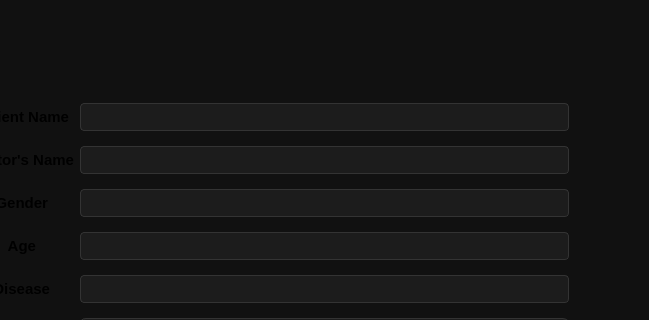
Above: addnormalpatient.ui from muhammadfuzailahmed/Clinic-Management-System before the change; both pictures show x 532 to 1181 and y 205 to 525 of the 1384 by 838 pixel window. Below: the same form after it.
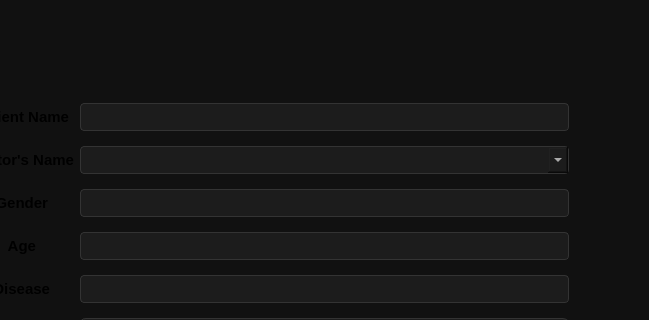
That is the form after the change.

Commit message: Add dropdown to select doctors

Diff of the .ui file:
```diff
--- a/addnormalpatient.ui
+++ b/addnormalpatient.ui
@@ -194,26 +194,6 @@
        </property>
       </widget>
      </item>
-     <item row="1" column="1">
-      <widget class="QLineEdit" name="doctors_name">
-       <property name="styleSheet">
-        <string notr="true">/* Normal State */
-QLineEdit {
-    background-color: #1c1c1c;  /* Slightly lighter than #111111 background */
-    border: 1px solid #333333;   /* Subtle border when not focused */
-    border-radius: 4px;
-    color: #ffffff;
-    padding: 5px;
-}
-
-/* Focus State - When the user clicks inside to type */
-QLineEdit:focus {
-    border: 1px solid #00d2ff;  /* Medical Cyan glow on focus */
-    background-color: #222222;  /* Slightly lighter background to show activity */
-}</string>
-       </property>
-      </widget>
-     </item>
      <item row="2" column="0">
       <widget class="QLabel" name="label_5">
        <property name="font">
@@ -366,6 +346,37 @@
        </property>
       </widget>
      </item>
+     <item row="1" column="1">
+      <widget class="QComboBox" name="doctors_combo">
+       <property name="styleSheet">
+        <string notr="true">QComboBox {
+    background-color: #1c1c1c;
+    border: 1px solid #333333;
+    border-radius: 4px;
+    padding: 5px;
+    color: #ffffff;
+}
+
+QComboBox::drop-down {
+    width: 20px;
+}
+
+QComboBox::down-arrow {
+    width: 12px;
+    height: 12px;
+}
+
+QComboBox QAbstractItemView {
+    background-color: #1c1c1c;
+    border: 1px solid #333333;
+    selection-background-color: #00d2ff;
+    selection-color: #000000;
+    color: #ffffff;
+    outline: none;
+}</string>
+       </property>
+      </widget>
+     </item>
     </layout>
    </widget>
   </widget>
```
The commit also changes 12 other files.
